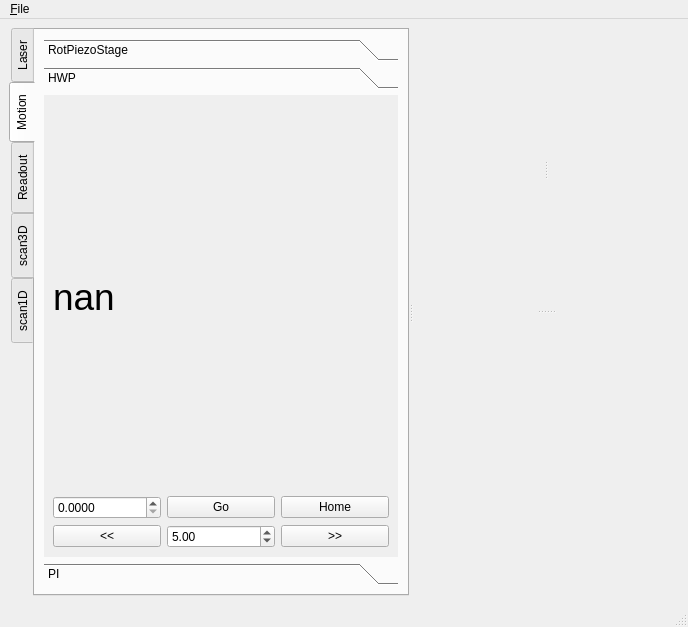
This is microV.ui in xkronosua/microV as Qt 5 draws it before an edit. The edited form follows.
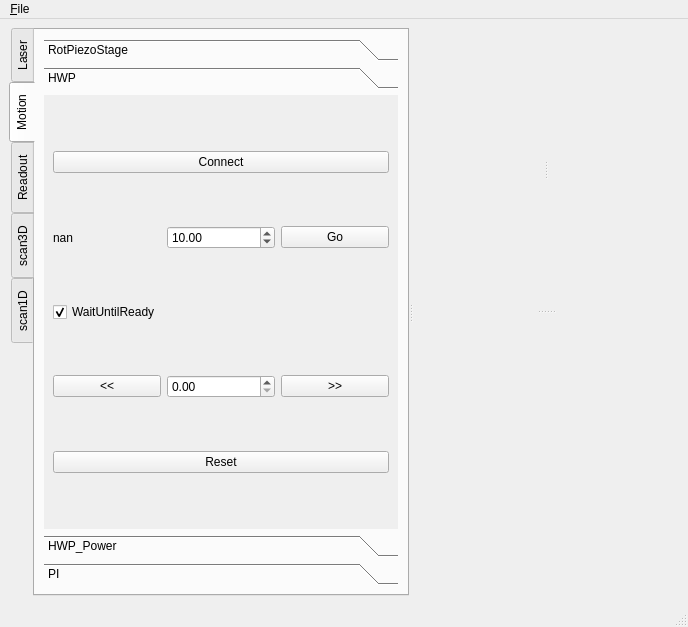
This is the edited form. The open tabs and pages were chosen to show the change.

```diff
--- a/microV.ui
+++ b/microV.ui
@@ -201,13 +201,111 @@
              <rect>
               <x>0</x>
               <y>0</y>
-              <width>294</width>
-              <height>159</height>
+              <width>356</width>
+              <height>436</height>
              </rect>
             </property>
             <attribute name="label">
              <string>HWP</string>
             </attribute>
+            <layout class="QGridLayout" name="gridLayout_12">
+             <item row="0" column="0">
+              <widget class="QPushButton" name="HWP_stepper_Connect">
+               <property name="text">
+                <string>Connect</string>
+               </property>
+               <property name="checkable">
+                <bool>true</bool>
+               </property>
+              </widget>
+             </item>
+             <item row="1" column="0">
+              <layout class="QHBoxLayout" name="horizontalLayout_12">
+               <item>
+                <widget class="QLabel" name="HWP_stepper_angle">
+                 <property name="text">
+                  <string>nan</string>
+                 </property>
+                </widget>
+               </item>
+               <item>
+                <widget class="QDoubleSpinBox" name="HWP_stepper_MoveTo">
+                 <property name="minimum">
+                  <double>-360.000000000000000</double>
+                 </property>
+                 <property name="maximum">
+                  <double>360.000000000000000</double>
+                 </property>
+                 <property name="value">
+                  <double>10.000000000000000</double>
+                 </property>
+                </widget>
+               </item>
+               <item>
+                <widget class="QPushButton" name="HWP_stepper_MoveTo_Go">
+                 <property name="text">
+                  <string>Go</string>
+                 </property>
+                </widget>
+               </item>
+              </layout>
+             </item>
+             <item row="2" column="0">
+              <widget class="QCheckBox" name="HWP_stepper_wait">
+               <property name="text">
+                <string>WaitUntilReady</string>
+               </property>
+               <property name="checked">
+                <bool>true</bool>
+               </property>
+              </widget>
+             </item>
+             <item row="3" column="0">
+              <layout class="QHBoxLayout" name="horizontalLayout_11">
+               <item>
+                <widget class="QPushButton" name="HWP_stepper_CW">
+                 <property name="text">
+                  <string>&lt;&lt;</string>
+                 </property>
+                </widget>
+               </item>
+               <item>
+                <widget class="QDoubleSpinBox" name="HWP_stepper_step">
+                 <property name="maximum">
+                  <double>999999.000000000000000</double>
+                 </property>
+                </widget>
+               </item>
+               <item>
+                <widget class="QPushButton" name="HWP_stepper_CCW">
+                 <property name="text">
+                  <string>&gt;&gt;</string>
+                 </property>
+                </widget>
+               </item>
+              </layout>
+             </item>
+             <item row="4" column="0">
+              <widget class="QPushButton" name="HWP_stepper_Reset">
+               <property name="text">
+                <string>Reset</string>
+               </property>
+              </widget>
+             </item>
+            </layout>
+           </widget>
+           <widget class="QWidget" name="HWP_Power">
+            <property name="geometry">
+             <rect>
+              <x>0</x>
+              <y>0</y>
+              <width>255</width>
+              <height>121</height>
+             </rect>
+            </property>
+            <attribute name="label">
+             <string>HWP_Power</string>
+            </attribute>
             <layout class="QGridLayout" name="gridLayout_6">
              <item row="2" column="2">
               <widget class="QPushButton" name="HWP_positive_step">
```
Left out of the diff: 49 changed lines with no effect on the pictures.
